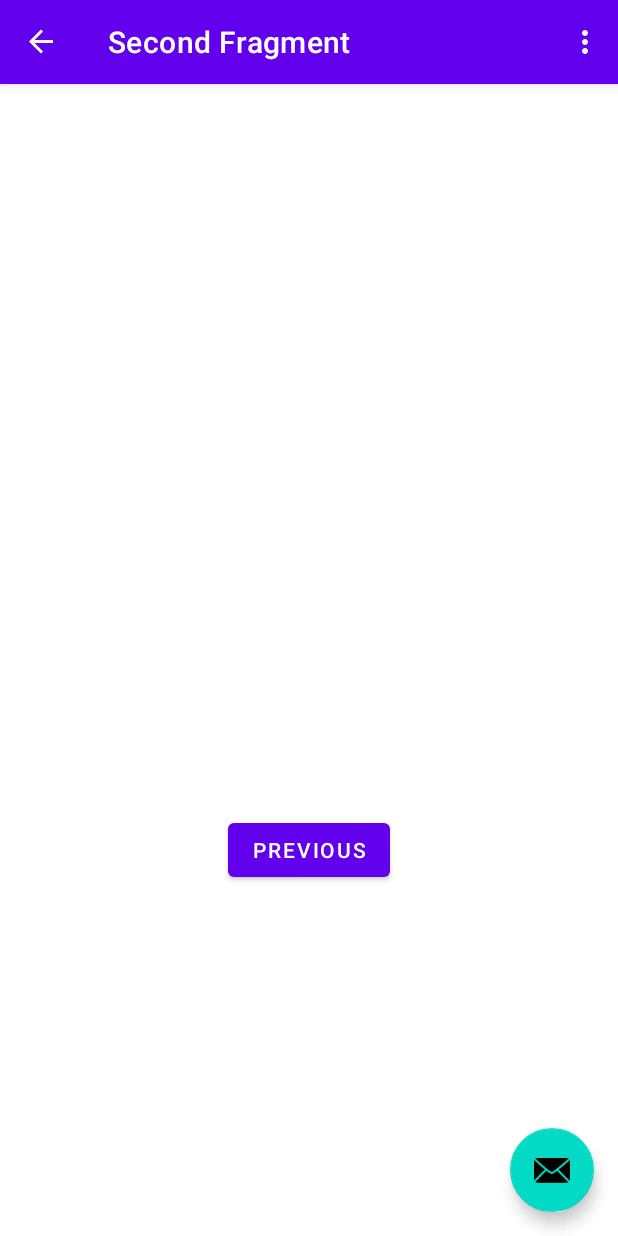
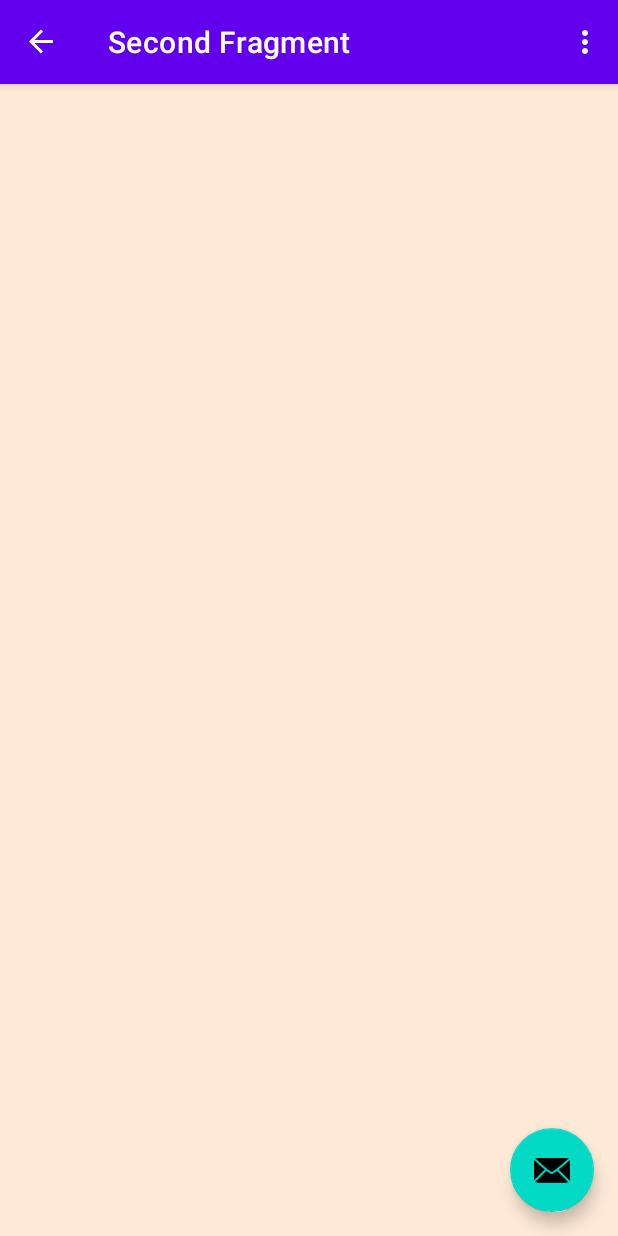
Before and after one commit to rowens123/food-truck, an Android app: the SecondFragment screen opened through its navigation route, on a phone screen of 412 x 824 dp. Run offline under Robolectric (Android 15) with nearby library versions, the phone set to English and light mode, and no system bars; our stand-ins replace navigation-ui.

Commit message:
Initial Commit

```diff
--- a/app/src/main/java/edu/scu/foodtruck/SecondFragment.java
+++ b/app/src/main/java/edu/scu/foodtruck/SecondFragment.java
@@ -29,13 +29,13 @@ public class SecondFragment extends Fragment {
     public void onViewCreated(@NonNull View view, Bundle savedInstanceState) {
         super.onViewCreated(view, savedInstanceState);
 
-        binding.buttonSecond.setOnClickListener(new View.OnClickListener() {
+        /*binding.buttonSecond.setOnClickListener(new View.OnClickListener() {
             @Override
             public void onClick(View view) {
                 NavHostFragment.findNavController(SecondFragment.this)
                         .navigate(R.id.action_SecondFragment_to_FirstFragment);
             }
-        });
+        }); */
     }
 
     @Override
--- a/app/src/main/res/layout/fragment_second.xml
+++ b/app/src/main/res/layout/fragment_second.xml
@@ -10,18 +10,17 @@
         android:id="@+id/textview_second"
         android:layout_width="wrap_content"
         android:layout_height="wrap_content"
-        app:layout_constraintBottom_toTopOf="@id/button_second"
         app:layout_constraintEnd_toEndOf="parent"
         app:layout_constraintStart_toStartOf="parent"
         app:layout_constraintTop_toTopOf="parent" />
 
-    <Button
-        android:id="@+id/button_second"
-        android:layout_width="wrap_content"
-        android:layout_height="wrap_content"
-        android:text="@string/previous"
+    <androidx.recyclerview.widget.RecyclerView
+        android:layout_width="0dp"
+        android:layout_height="0dp"
+        android:background="#2CF57F17"
         app:layout_constraintBottom_toBottomOf="parent"
         app:layout_constraintEnd_toEndOf="parent"
         app:layout_constraintStart_toStartOf="parent"
-        app:layout_constraintTop_toBottomOf="@id/textview_second" />
+        app:layout_constraintTop_toTopOf="parent" />
+
 </androidx.constraintlayout.widget.ConstraintLayout>
```
